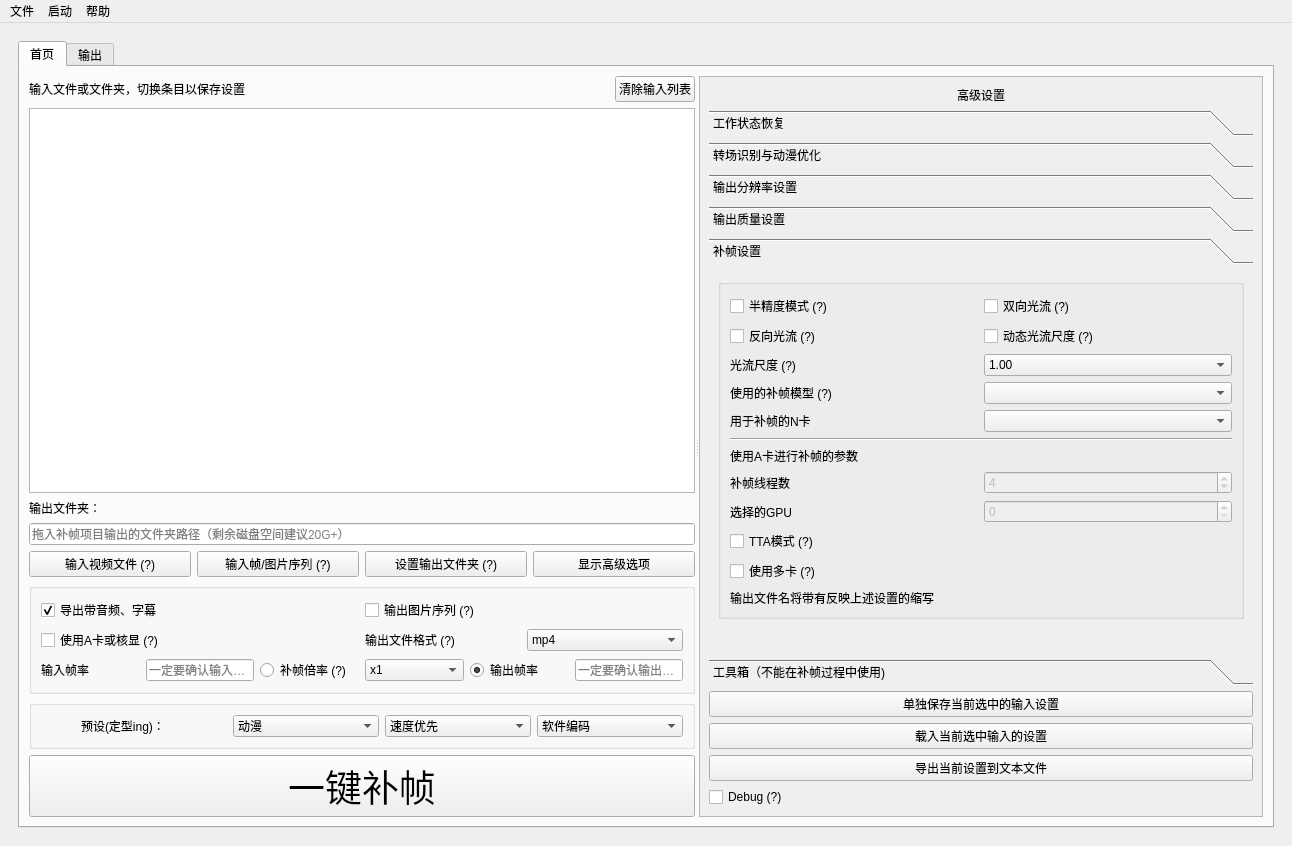
100wman/RIFE_GUI, file Utils/SVFI_UI.ui: the form before one commit.
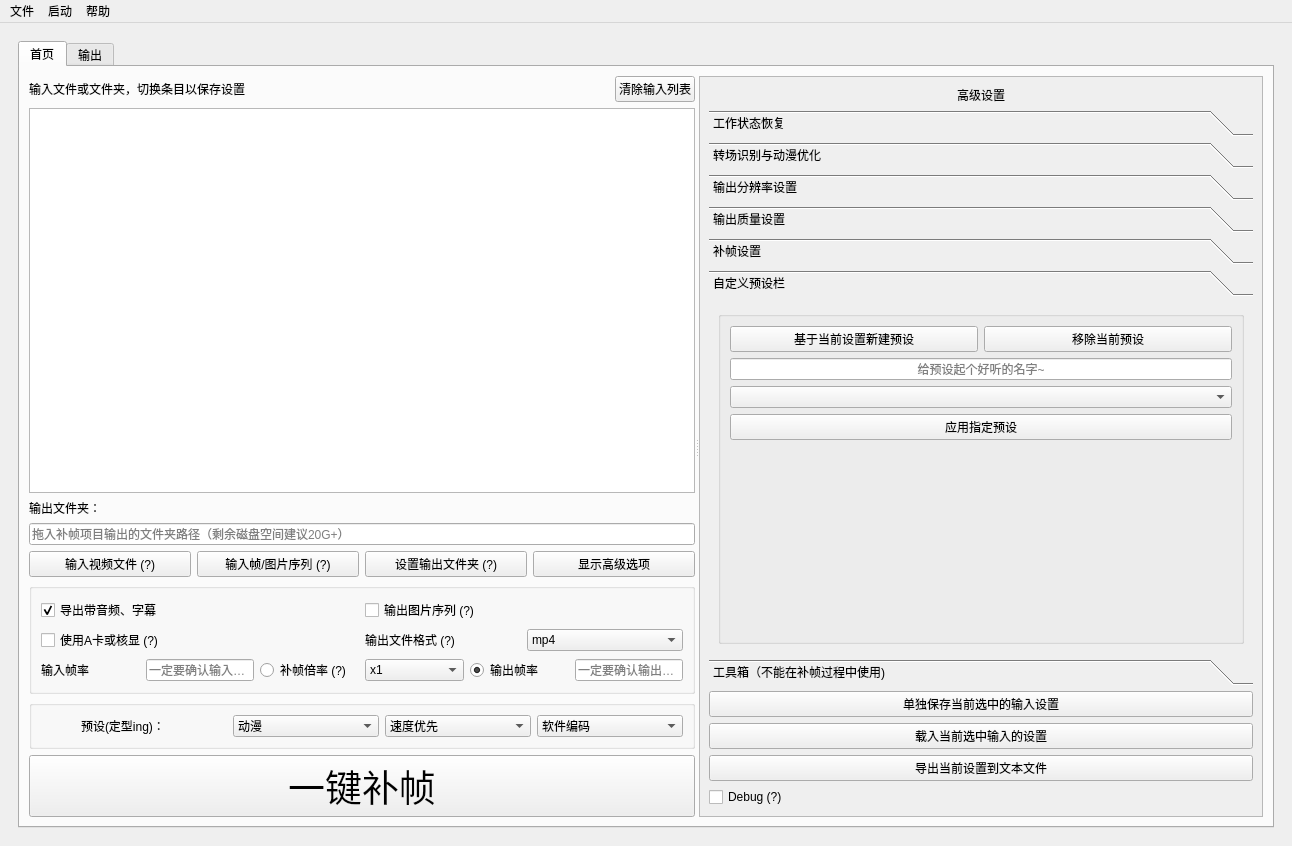
The form after the commit. Custom widgets are drawn as their Qt base class.

Commit message: Update SVFI 3.5.3 Professional/Community Update Log at 6.9.5 1. Optimize Task Queue 2. Add DIY Presets Templates 3. Optimize Output Path Naming 4. Optimize -ss -to 5. Optimize RefreshInputSection

The edit to the form file:
```diff
--- a/Utils/SVFI_UI.ui
+++ b/Utils/SVFI_UI.ui
@@ -606,7 +606,7 @@
                       </size>
                      </property>
                      <property name="currentIndex">
-                      <number>4</number>
+                      <number>5</number>
                      </property>
                      <widget class="QWidget" name="ResumeSettings">
                       <property name="geometry">
@@ -2034,7 +2034,7 @@
                         <x>0</x>
                         <y>0</y>
                         <width>503</width>
-                        <height>421</height>
+                        <height>395</height>
                        </rect>
                       </property>
                       <attribute name="label">
@@ -2295,6 +2295,84 @@
                        </item>
                       </layout>
                      </widget>
+                     <widget class="QWidget" name="page">
+                      <attribute name="label">
+                       <string>自定义预设栏</string>
+                      </attribute>
+                      <layout class="QGridLayout" name="gridLayout_37">
+                       <item row="0" column="0">
+                        <widget class="QGroupBox" name="groupBox_9">
+                         <property name="title">
+                          <string/>
+                         </property>
+                         <layout class="QGridLayout" name="gridLayout_39">
+                          <item row="2" column="0">
+                           <spacer name="verticalSpacer_8">
+                            <property name="orientation">
+                             <enum>Qt::Vertical</enum>
+                            </property>
+                            <property name="sizeHint" stdset="0">
+                             <size>
+                              <width>20</width>
+                              <height>40</height>
+                             </size>
+                            </property>
+                           </spacer>
+                          </item>
+                          <item row="0" column="0">
+                           <layout class="QGridLayout" name="gridLayout_38">
+                            <item row="2" column="0">
+                             <widget class="MyComboBox" name="SettingsTemplateSelector">
+                              <property name="sizePolicy">
+                               <sizepolicy hsizetype="Preferred" vsizetype="Fixed">
+                                <horstretch>0</horstretch>
+                                <verstretch>0</verstretch>
+                               </sizepolicy>
+                              </property>
+                             </widget>
+                            </item>
+                            <item row="0" column="0">
+                             <layout class="QHBoxLayout" name="horizontalLayout_15">
+                              <item>
+                               <widget class="QPushButton" name="AddTemplateButton">
+                                <property name="text">
+                                 <string>基于当前设置新建预设</string>
+                                </property>
+                               </widget>
+                              </item>
+                              <item>
+                               <widget class="QPushButton" name="RemoveTemplateButton">
+                                <property name="text">
+                                 <string>移除当前预设</string>
+                                </property>
+                               </widget>
+                              </item>
+                             </layout>
+                            </item>
+                            <item row="1" column="0">
+                             <widget class="MyLineWidget" name="EditTemplateName">
+                              <property name="alignment">
+                               <set>Qt::AlignCenter</set>
+                              </property>
+                              <property name="placeholderText">
+                               <string>给预设起个好听的名字~</string>
+                              </property>
+                             </widget>
+                            </item>
+                            <item row="3" column="0">
+                             <widget class="QPushButton" name="UseTemplateButton">
+                              <property name="text">
+                               <string>应用指定预设</string>
+                              </property>
+                             </widget>
+                            </item>
+                           </layout>
+                          </item>
+                         </layout>
+                        </widget>
+                       </item>
+                      </layout>
+                     </widget>
                      <widget class="QWidget" name="ToolBox">
                       <property name="geometry">
                        <rect>
```
Left out of the diff: 6 changed lines with no effect on the pictures. The commit also changes 8 other files.
